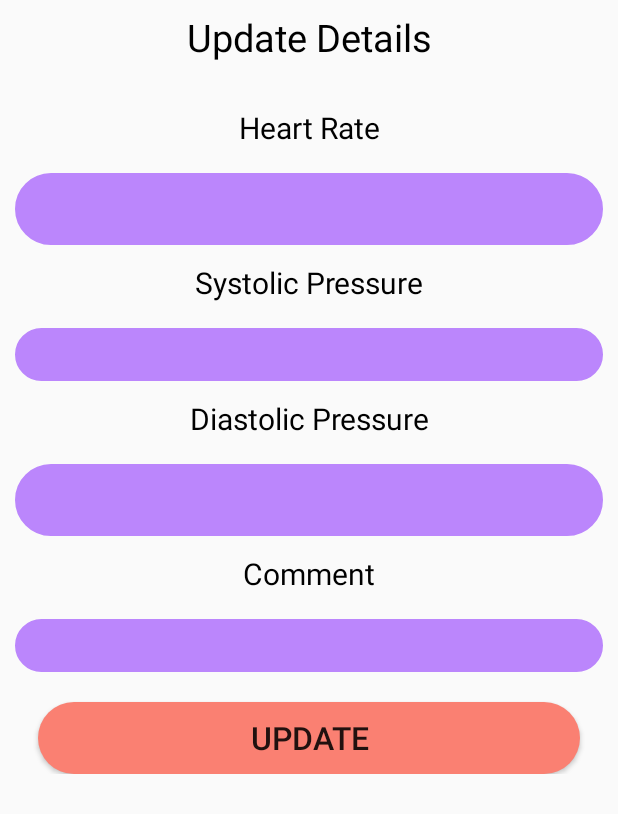
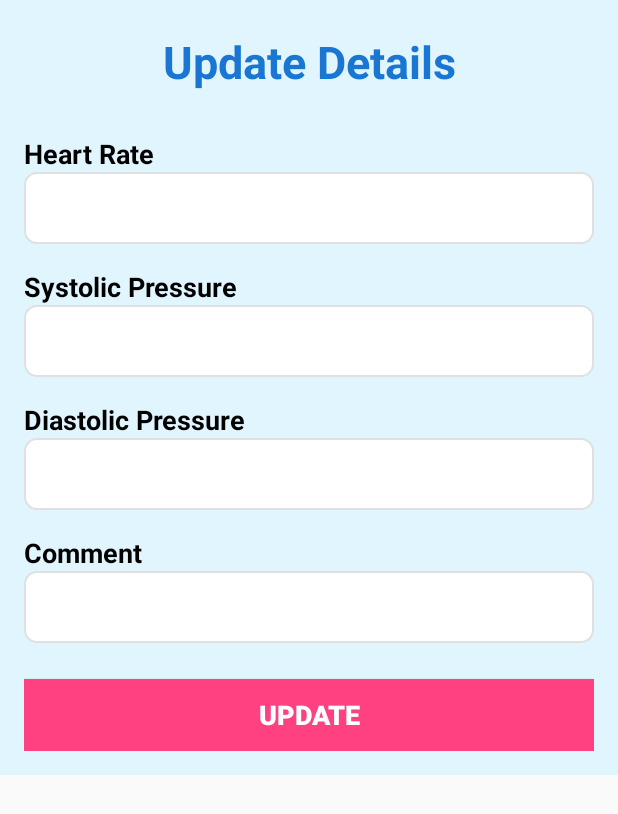
Before and after one commit to Raha111/Rhythm-Guard, an Android app: the layout update_popup.xml on its own in the app's theme, with its tools: preview values and no code run, on a phone screen of 412 x 824 dp. Shown: the top 814 px of the screen. Run offline under Robolectric (Android 15) with nearby library versions, the phone set to English and light mode, and no system bars.

Commit message:
update on pages done

```diff
--- /dev/null
+++ b/app/src/main/res/drawable/rounded_edittext.xml
@@ -0,0 +1,7 @@
+<shape xmlns:android="http://schemas.android.com/apk/res/android">
+    <solid android:color="@color/white" />
+    <corners android:radius="8dp" />
+    <stroke
+        android:width="1dp"
+        android:color="@color/light_gray" />
+</shape>
--- a/app/src/main/res/layout/update_popup.xml
+++ b/app/src/main/res/layout/update_popup.xml
@@ -2,114 +2,101 @@
 <LinearLayout xmlns:android="http://schemas.android.com/apk/res/android"
     android:layout_width="match_parent"
     android:layout_height="wrap_content"
-    android:orientation="vertical">
+    android:orientation="vertical"
+    android:padding="16dp"
+    android:background="@color/light_blue">
 
     <TextView
-
         android:layout_width="match_parent"
         android:layout_height="50dp"
-        android:layout_marginBottom="10dp"
         android:gravity="center"
         android:text="Update Details"
-        android:textColor="@color/black"
-        android:textSize="25sp"
-        android:textStyle="normal" />
+        android:textColor="@color/dark_blue"
+        android:textSize="30sp"
+        android:textStyle="bold" />
 
     <TextView
-
         android:layout_width="match_parent"
-        android:layout_height="50dp"
-        android:layout_marginBottom="5dp"
-        android:gravity="center"
+        android:layout_height="wrap_content"
+        android:layout_marginTop="24dp"
         android:text="Heart Rate"
         android:textColor="@color/black"
-        android:textSize="20sp"
-        android:textStyle="normal" />
+        android:textSize="18sp"
+        android:textStyle="bold" />
 
     <EditText
         android:id="@+id/ht1"
         android:layout_width="match_parent"
         android:layout_height="48dp"
-        android:layout_marginLeft="10dp"
-        android:layout_marginRight="10dp"
-        android:background="@drawable/rounded"
-        android:backgroundTint="@color/purple_200"
-        android:gravity="center" />
+        android:background="@drawable/rounded_edittext"
+        android:padding="8dp"
+        android:textColor="@color/black"
+        android:textSize="16sp" />
 
     <TextView
-
         android:layout_width="match_parent"
-        android:layout_height="50dp"
-        android:layout_marginBottom="5dp"
-        android:gravity="center"
+        android:layout_height="wrap_content"
+        android:layout_marginTop="16dp"
         android:text="Systolic Pressure"
         android:textColor="@color/black"
-        android:textSize="20sp"
-        android:textStyle="normal" />
+        android:textSize="18sp"
+        android:textStyle="bold" />
 
     <EditText
         android:id="@+id/ss1"
         android:layout_width="match_parent"
-        android:layout_height="35dp"
-        android:layout_marginLeft="10dp"
-        android:layout_marginRight="10dp"
-        android:background="@drawable/rounded"
-        android:backgroundTint="@color/purple_200"
-        android:gravity="center" />
+        android:layout_height="48dp"
+        android:background="@drawable/rounded_edittext"
+        android:padding="8dp"
+        android:textColor="@color/black"
+        android:textSize="16sp" />
 
     <TextView
-
         android:layout_width="match_parent"
-        android:layout_height="50dp"
-        android:layout_marginBottom="5dp"
-        android:gravity="center"
+        android:layout_height="wrap_content"
+        android:layout_marginTop="16dp"
         android:text="Diastolic Pressure"
         android:textColor="@color/black"
-        android:textSize="20sp"
-        android:textStyle="normal" />
+        android:textSize="18sp"
+        android:textStyle="bold" />
 
     <EditText
         android:id="@+id/dd1"
         android:layout_width="match_parent"
         android:layout_height="48dp"
-        android:layout_marginLeft="10dp"
-        android:layout_marginRight="10dp"
-        android:background="@drawable/rounded"
-        android:backgroundTint="@color/purple_200"
-        android:gravity="center" />
+        android:background="@drawable/rounded_edittext"
+        android:padding="8dp"
+        android:textColor="@color/black"
+        android:textSize="16sp" />
 
     <TextView
-
         android:layout_width="match_parent"
-        android:layout_height="50dp"
-        android:layout_marginBottom="5dp"
-        android:gravity="center"
+        android:layout_height="wrap_content"
+        android:layout_marginTop="16dp"
         android:text="Comment"
         android:textColor="@color/black"
-        android:textSize="20sp"
-        android:textStyle="normal" />
+        android:textSize="18sp"
+        android:textStyle="bold" />
 
     <EditText
         android:id="@+id/cm1"
         android:layout_width="match_parent"
-        android:layout_height="35dp"
-        android:layout_marginLeft="10dp"
-        android:layout_marginRight="10dp"
-        android:background="@drawable/rounded"
-        android:backgroundTint="@color/purple_200"
-        android:gravity="center" />
+        android:layout_height="48dp"
+        android:background="@drawable/rounded_edittext"
+        android:padding="8dp"
+        android:textColor="@color/black"
+        android:textSize="16sp" />
 
     <Button
         android:id="@+id/btnupdate"
         android:layout_width="match_parent"
         android:layout_height="wrap_content"
-        android:layout_marginLeft="25dp"
-        android:layout_marginTop="20dp"
-        android:layout_marginRight="25dp"
-        android:background="@drawable/btn_bg"
-        android:gravity="center"
+        android:layout_marginTop="24dp"
+        android:background="#FF4081"
         android:text="Update"
+        android:textColor="@color/white"
+        android:textSize="18sp"
+        android:textStyle="bold" />
 
-        android:textSize="21dp" />
 
 </LinearLayout>
--- a/app/src/main/res/values/colors.xml
+++ b/app/src/main/res/values/colors.xml
@@ -9,4 +9,10 @@
     <color name="white">#FFFFFFFF</color>
     <color name="transparent">#00000000</color>
 
+        <color name="light_blue">#E1F5FE</color>
+        <color name="dark_blue">#1976D2</color>
+        <color name="light_gray">#E0E0E0</color>
+
+
+
 </resources>
```
